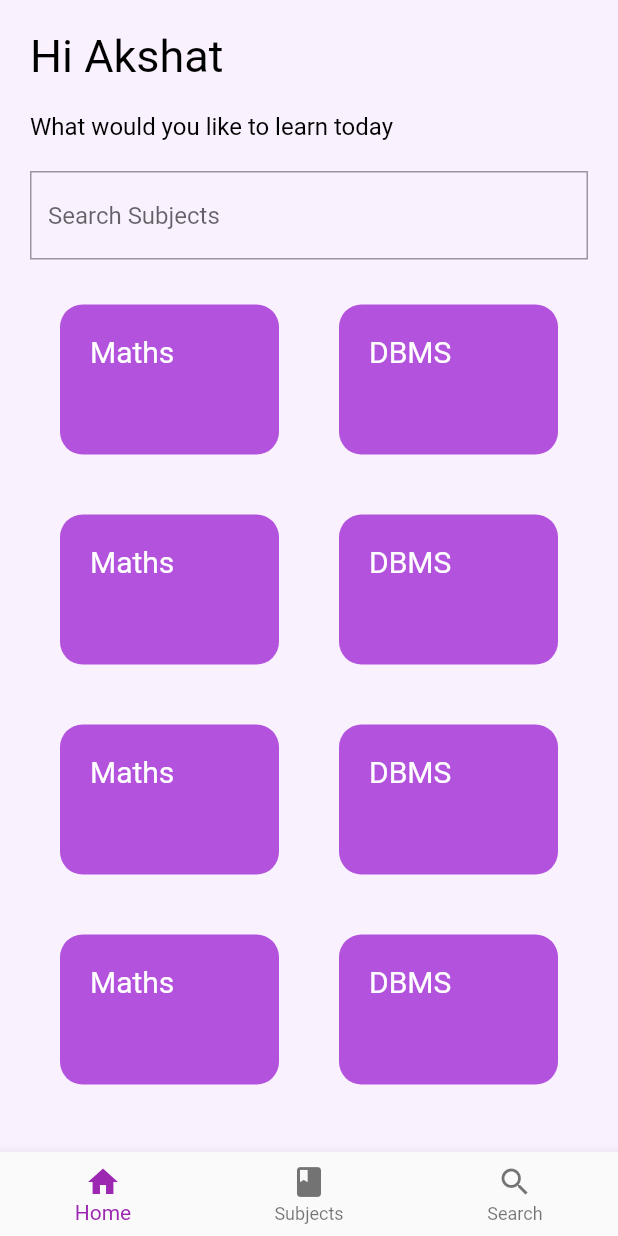
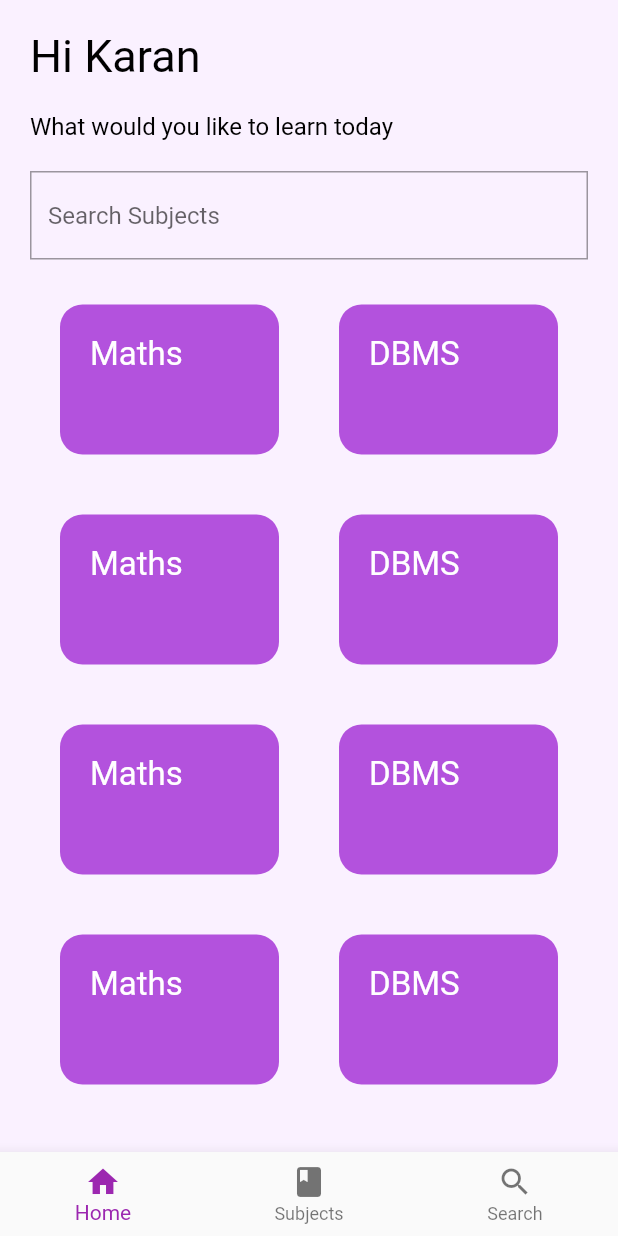
Before and after one commit to eagleeye0/jiit_shiksha, a Flutter app: the screen it shows after launch, on a phone screen of 412 x 824 dp. Run offline on Flutter 3.47's test engine with Material 2 defaults, Android fonts, the phone set to English and light mode, and no system bars.

Commit message:
testing changes

```diff
--- a/lib/screen/home.dart
+++ b/lib/screen/home.dart
@@ -9,7 +9,7 @@ class Home extends StatefulWidget {
 }
 
 class _HomeState extends State<Home> {
-  String name = "Akshat";
+  String name = "Karan";
   @override
   Widget build(BuildContext context) {
     return SafeArea(
--- a/lib/utils/subjectTile.dart
+++ b/lib/utils/subjectTile.dart
@@ -22,7 +22,7 @@ class SubjectTile extends StatelessWidget {
           child: Text(
             subject,
             style: TextStyle(
-              fontSize: 20,
+              fontSize: 22,
               color: Colors.white,
             ),
           ),
```
